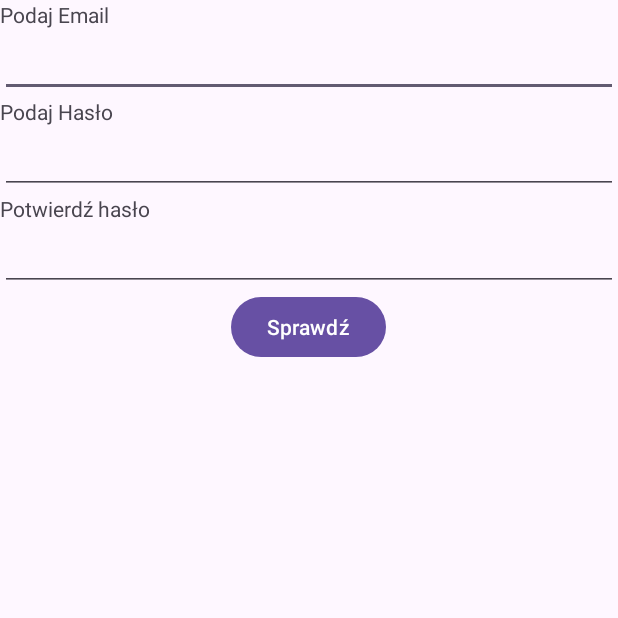
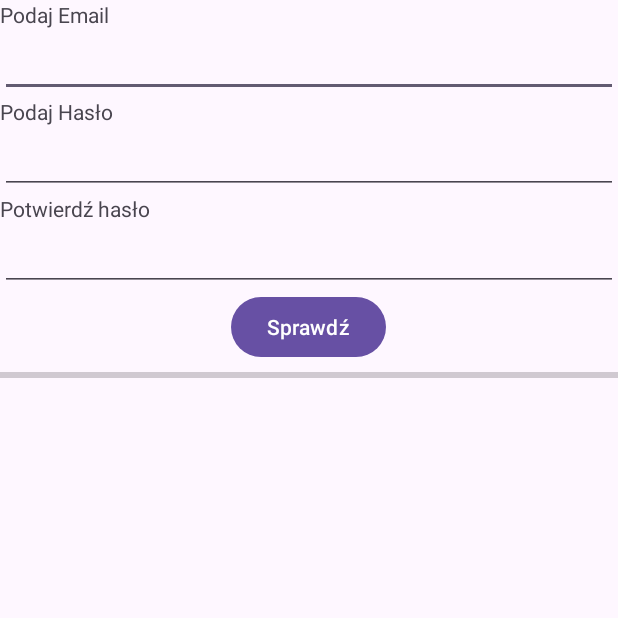
Before and after one commit to BarlomiejKrol4429/haslo, an Android app: the screen it shows after launch (MainActivity), on a phone screen of 412 x 824 dp, the top half of it. Run offline under Robolectric (Android 15) with nearby library versions, the phone set to English and light mode, and no system bars.

Commit message:
Dodano sprawdzanie mocy hasła

```diff
--- a/app/src/main/res/layout/activity_main.xml
+++ b/app/src/main/res/layout/activity_main.xml
@@ -47,5 +47,13 @@
         android:layout_gravity="center"
         android:text="Sprawdź" />
 
+    <ProgressBar
+        android:id="@+id/progress_bar"
+        style="?android:attr/progressBarStyleHorizontal"
+        android:layout_width="match_parent"
+        android:layout_height="wrap_content"
+        android:max="5"
+        android:progressTint="#2A7304" />
+
 
 </LinearLayout>
```
Also changed, not shown: app/src/main/java/com/example/haslo/MainActivity.java (+60 -1 lines).
